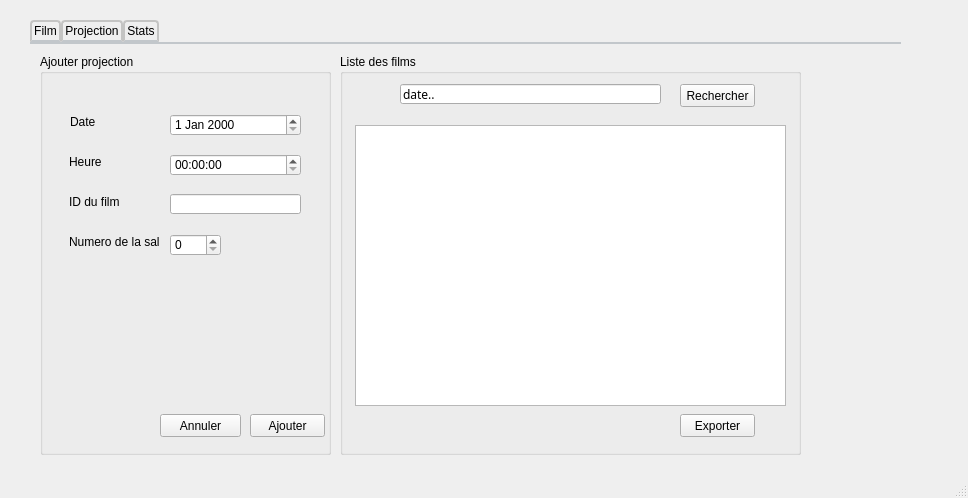
The window that mainwindow.ui (abirseddiki/Smart_Cinema_2A1) describes before a commit, drawn with Qt 5.
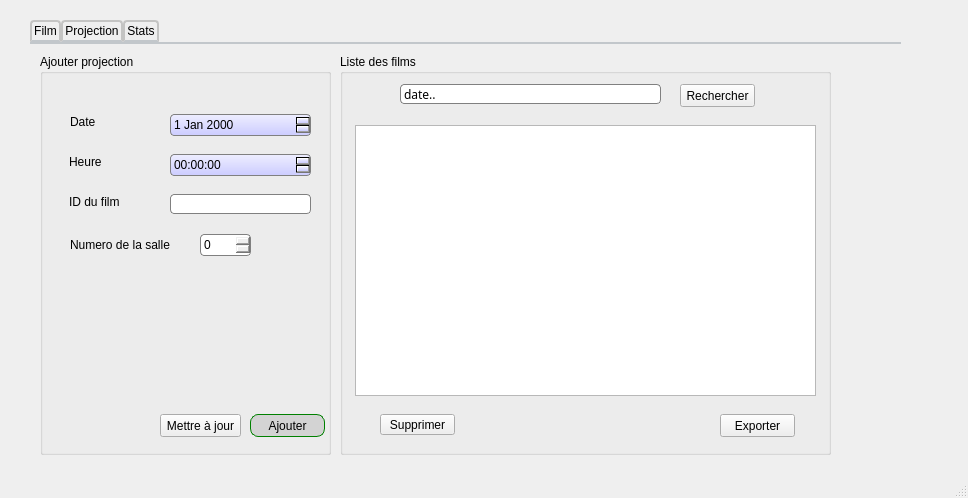
The same window after the commit. The open tabs and pages were chosen to show the change.

Patch:
```diff
--- a/mainwindow.ui
+++ b/mainwindow.ui
@@ -481,6 +481,9 @@
         <height>401</height>
        </rect>
       </property>
+      <property name="styleSheet">
+       <string notr="true"/>
+      </property>
       <property name="title">
        <string>Ajouter projection</string>
       </property>
@@ -528,10 +531,18 @@
         <rect>
          <x>130</x>
          <y>140</y>
-         <width>131</width>
+         <width>141</width>
          <height>20</height>
         </rect>
        </property>
+       <property name="styleSheet">
+        <string notr="true">
+padding: 1px;
+border-style: solid;
+border: 1px solid grey;
+border-radius: 4px;
+</string>
+       </property>
       </widget>
       <widget class="QPushButton" name="pushButton_45">
        <property name="geometry">
@@ -542,19 +553,31 @@
          <height>23</height>
         </rect>
        </property>
+       <property name="styleSheet">
+        <string notr="true">QPushButton
+{
+  border: 1px solid grey;
+  border-radius: 8px;
+  background : lightgrey;
+}
+font: 8pt &quot;MS Shell Dlg 2&quot;;</string>
+       </property>
        <property name="text">
-        <string>Annuler</string>
+        <string>Mettre à jour</string>
        </property>
       </widget>
       <widget class="QLabel" name="label_85">
        <property name="geometry">
         <rect>
-         <x>29</x>
+         <x>30</x>
          <y>180</y>
-         <width>91</width>
-         <height>16</height>
+         <width>111</width>
+         <height>21</height>
         </rect>
        </property>
+       <property name="styleSheet">
+        <string notr="true">font: 75 9pt &quot;MS Shell Dlg 2&quot;;</string>
+       </property>
        <property name="text">
         <string>Numero de la salle</string>
        </property>
@@ -562,12 +585,20 @@
       <widget class="QSpinBox" name="spinBox_5">
        <property name="geometry">
         <rect>
-         <x>130</x>
+         <x>160</x>
          <y>180</y>
          <width>51</width>
          <height>22</height>
         </rect>
        </property>
+       <property name="styleSheet">
+        <string notr="true">
+padding: 1px;
+border-style: solid;
+border: 1px solid grey;
+border-radius: 4px;
+</string>
+       </property>
       </widget>
       <widget class="QPushButton" name="pushButton_4">
        <property name="geometry">
@@ -578,6 +609,15 @@
          <height>23</height>
         </rect>
        </property>
+       <property name="styleSheet">
+        <string notr="true">QPushButton
+{
+  border: 1px solid green;
+  border-radius: 8px;
+  padding: 0 8px;
+background: lightgrey;
+}</string>
+       </property>
        <property name="text">
         <string>Ajouter</string>
        </property>
@@ -587,20 +627,38 @@
         <rect>
          <x>130</x>
          <y>60</y>
-         <width>131</width>
+         <width>141</width>
          <height>22</height>
         </rect>
        </property>
+       <property name="styleSheet">
+        <string notr="true">
+    background-color:QLinearGradient(x1: 0, y1: 0, x2: 0, y2: 1, stop: 0 #eef, stop: 1 #ccf);
+padding: 1px;
+border-style: solid;
+border: 1px solid grey;
+border-radius: 4px;
+</string>
+       </property>
       </widget>
       <widget class="QTimeEdit" name="timeEdit">
        <property name="geometry">
         <rect>
          <x>130</x>
          <y>100</y>
-         <width>131</width>
+         <width>141</width>
          <height>22</height>
         </rect>
        </property>
+       <property name="styleSheet">
+        <string notr="true">
+    background-color:QLinearGradient(x1: 0, y1: 0, x2: 0, y2: 1, stop: 0 #eef, stop: 1 #ccf);
+padding: 1px;
+border-style: solid;
+border: 1px solid grey;
+border-radius: 4px;
+</string>
+       </property>
       </widget>
      </widget>
      <widget class="QGroupBox" name="groupBox_18">
@@ -608,7 +666,7 @@
        <rect>
         <x>310</x>
         <y>10</y>
-        <width>461</width>
+        <width>491</width>
         <height>401</height>
        </rect>
       </property>
@@ -629,6 +687,14 @@
          <family>Yu Gothic UI Semilight</family>
         </font>
        </property>
+       <property name="styleSheet">
+        <string notr="true">
+padding: 1px;
+border-style: solid;
+border: 1px solid grey;
+border-radius: 4px;
+</string>
+       </property>
        <property name="text">
         <string>date..</string>
        </property>
@@ -649,12 +715,21 @@
       <widget class="QPushButton" name="pushButton_9">
        <property name="geometry">
         <rect>
-         <x>340</x>
+         <x>380</x>
          <y>360</y>
          <width>75</width>
          <height>23</height>
         </rect>
        </property>
+       <property name="styleSheet">
+        <string notr="true">QPushButton
+{
+  border: 1px solid grey;
+  border-radius: 8px;
+  background : lightgrey;
+}
+font: 8pt &quot;MS Shell Dlg 2&quot;;</string>
+       </property>
        <property name="text">
         <string>Exporter</string>
        </property>
@@ -664,11 +739,33 @@
         <rect>
          <x>15</x>
          <y>71</y>
-         <width>431</width>
-         <height>281</height>
+         <width>461</width>
+         <height>271</height>
         </rect>
        </property>
       </widget>
+      <widget class="QPushButton" name="pushButton_supp_proj">
+       <property name="geometry">
+        <rect>
+         <x>40</x>
+         <y>360</y>
+         <width>75</width>
+         <height>21</height>
+        </rect>
+       </property>
+       <property name="styleSheet">
+        <string notr="true">QPushButton
+{
+  border: 1px solid red;
+  border-radius: 8px;
+  background : lightgrey;
+}
+font: 8pt &quot;MS Shell Dlg 2&quot;;</string>
+       </property>
+       <property name="text">
+        <string>Supprimer</string>
+       </property>
+      </widget>
      </widget>
     </widget>
     <widget class="QWidget" name="tab">
```
Left out of the diff: 60 changed lines with no effect on the pictures.
